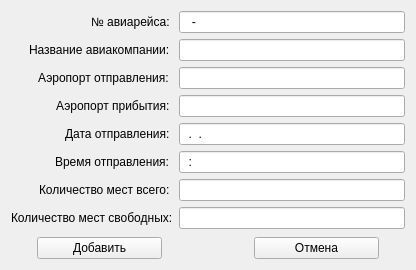
The window that addflightform.ui (xincas/CourseProject_SAOD_QT) describes before a commit, drawn with Qt 5.
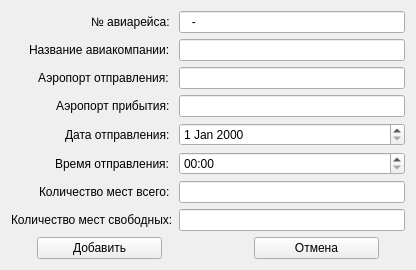
The same window after the commit.

```diff
--- a/addflightform.ui
+++ b/addflightform.ui
@@ -141,13 +141,6 @@
        </property>
       </widget>
      </item>
-     <item row="4" column="1">
-      <widget class="QLineEdit" name="line_date">
-       <property name="inputMask">
-        <string>99.99.9999</string>
-       </property>
-      </widget>
-     </item>
      <item row="6" column="0">
       <widget class="QLabel" name="label_all_seats">
        <property name="text">
@@ -179,13 +172,6 @@
        </property>
       </widget>
      </item>
-     <item row="5" column="1">
-      <widget class="QLineEdit" name="line_time">
-       <property name="inputMask">
-        <string>99:99</string>
-       </property>
-      </widget>
-     </item>
      <item row="5" column="0">
       <widget class="QLabel" name="label_time">
        <property name="text">
@@ -193,6 +179,27 @@
        </property>
       </widget>
      </item>
+     <item row="5" column="1">
+      <widget class="QTimeEdit" name="timeEdit">
+       <property name="displayFormat">
+        <string>hh:mm</string>
+       </property>
+      </widget>
+     </item>
+     <item row="4" column="1">
+      <widget class="QDateEdit" name="dateEdit">
+       <property name="maximumDateTime">
+        <datetime>
+         <hour>23</hour>
+         <minute>59</minute>
+         <second>59</second>
+         <year>2030</year>
+         <month>12</month>
+         <day>31</day>
+        </datetime>
+       </property>
+      </widget>
+     </item>
     </layout>
    </item>
   </layout>
```
Left out of the diff: 6 changed lines with no effect on the pictures.
